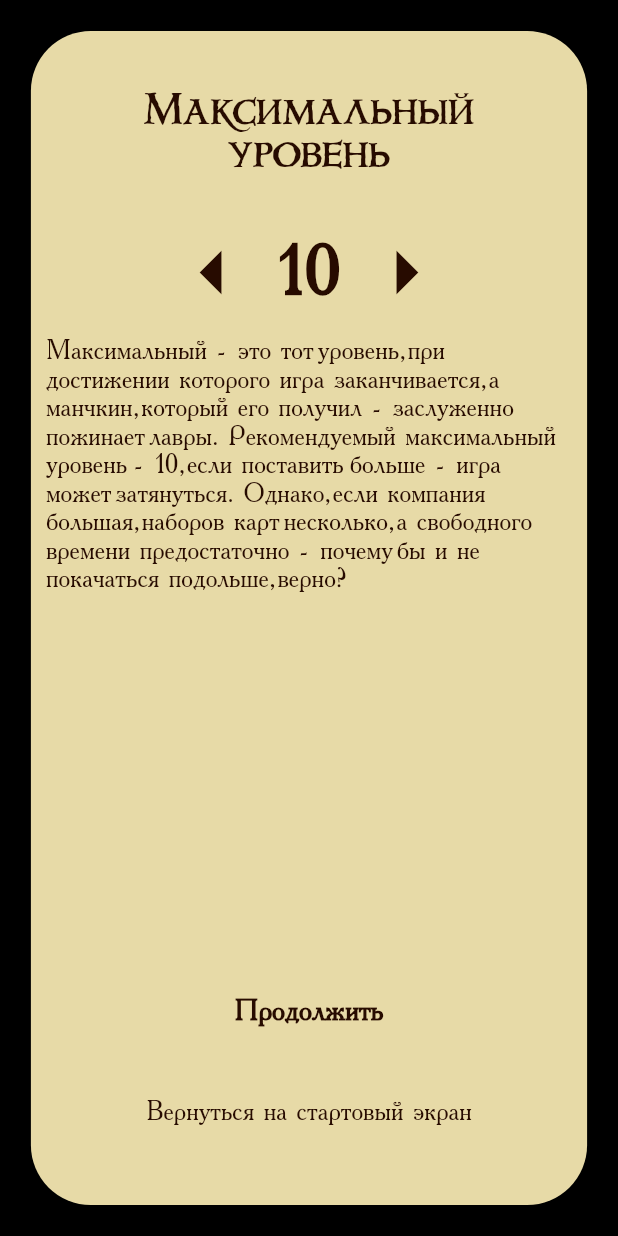
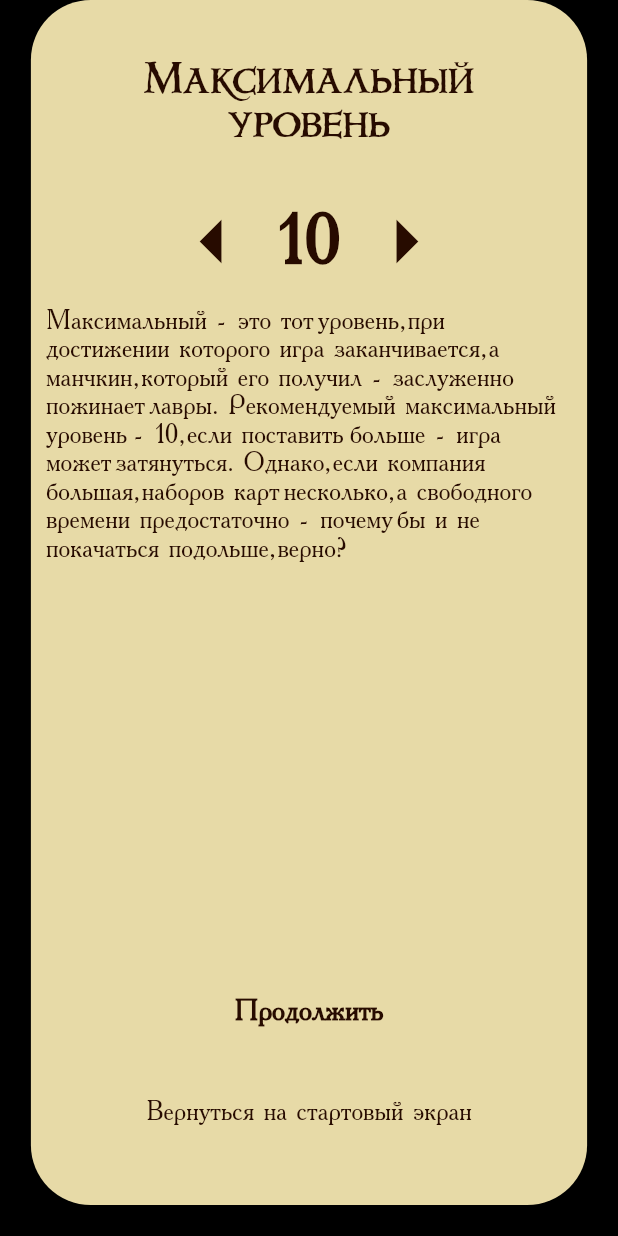
Before and after one commit to MRZee97/-munchkin_notebook, a Flutter app: the screen it shows after launch, after a tap on "Создать игру", on a phone screen of 412 x 824 dp. Run offline on Flutter 3.47's test engine with Material 2 defaults, Android fonts, the phone set to English and light mode, and no system bars; our stand-ins replace auto_route, pin_code_fields; generated files the repository leaves out were written again.

Commit message:
Fixed paddings of BasePage

```diff
--- a/lib/features/base_page/presentation/page/base_page.dart
+++ b/lib/features/base_page/presentation/page/base_page.dart
@@ -13,20 +13,14 @@ class BasePage extends StatelessWidget {
   @override
   Widget build(BuildContext context) {
     return Scaffold(
-      body: Column(
-        children: [
-          Container(
-            height: MediaQuery.of(context).viewPadding.top,
+      body: Container(
         color: Colors.black,
-          ),
-          Container(
-            color: Colors.black,
-            width: double.infinity,
-            height: MediaQuery.of(context).size.height -
-                MediaQuery.of(context).viewPadding.top,
         child: Container(
-              margin: EdgeInsets.all(
-                MediaQuery.of(context).size.width * 0.05,
+          margin: EdgeInsets.only(
+            top: MediaQuery.of(context).padding.top,
+            left: MediaQuery.of(context).size.width * 0.05,
+            right: MediaQuery.of(context).size.width * 0.05,
+            bottom: MediaQuery.of(context).size.width * 0.05,
           ),
           decoration: const BoxDecoration(
             color: AppColors.background,
@@ -59,8 +53,6 @@ class BasePage extends StatelessWidget {
           ),
         ),
       ),
-        ],
-      ),
     );
   }
 }
```
Lines whose indentation alone changed are shown as unchanged.
